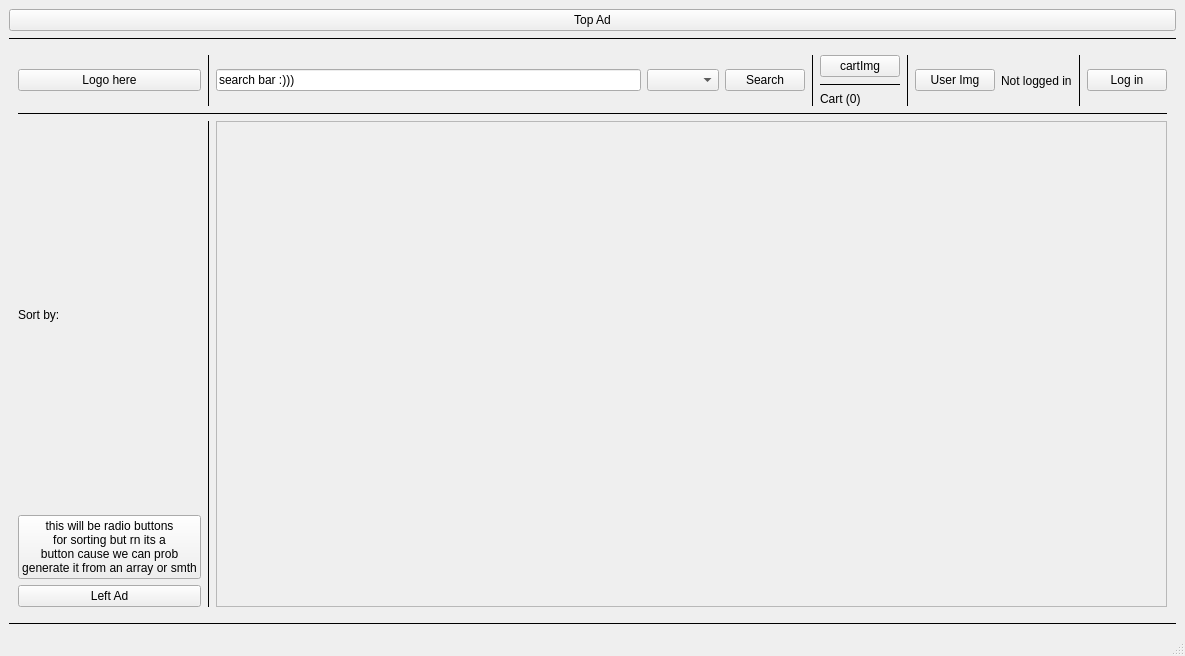
This is mainwindow.ui in hnowakowski/Online-shop-simulator as Qt 5 draws it before an edit. The edited form follows.
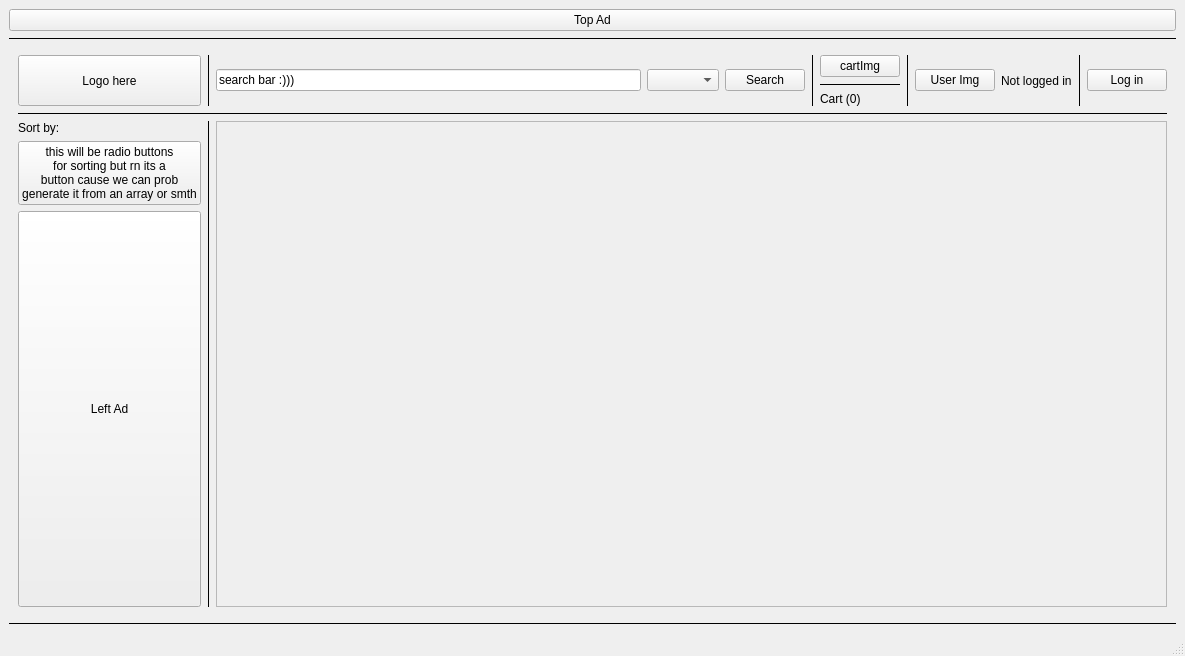
This is the edited form. The open tabs and pages were chosen to show the change.

Commit message: changed some widget sizes on main page

```diff
--- a/mainwindow.ui
+++ b/mainwindow.ui
@@ -55,6 +55,12 @@
          <layout class="QGridLayout" name="gridLayout_4">
           <item row="0" column="0">
            <widget class="QPushButton" name="btnTEMPLogo">
+            <property name="sizePolicy">
+             <sizepolicy hsizetype="Minimum" vsizetype="Minimum">
+              <horstretch>0</horstretch>
+              <verstretch>0</verstretch>
+             </sizepolicy>
+            </property>
             <property name="text">
              <string>Logo here</string>
             </property>
@@ -82,7 +88,7 @@
             <item>
              <widget class="QLabel" name="labelSortBy">
               <property name="sizePolicy">
-               <sizepolicy hsizetype="Preferred" vsizetype="Minimum">
+               <sizepolicy hsizetype="Minimum" vsizetype="Maximum">
                 <horstretch>0</horstretch>
                 <verstretch>0</verstretch>
                </sizepolicy>
@@ -104,6 +110,12 @@
             </item>
             <item>
              <widget class="QPushButton" name="btnTEMPLeftAd">
+              <property name="sizePolicy">
+               <sizepolicy hsizetype="Minimum" vsizetype="Minimum">
+                <horstretch>0</horstretch>
+                <verstretch>0</verstretch>
+               </sizepolicy>
+              </property>
               <property name="text">
                <string>Left Ad</string>
               </property>
```
Left out of the diff: 4 changed lines with no effect on the pictures.
